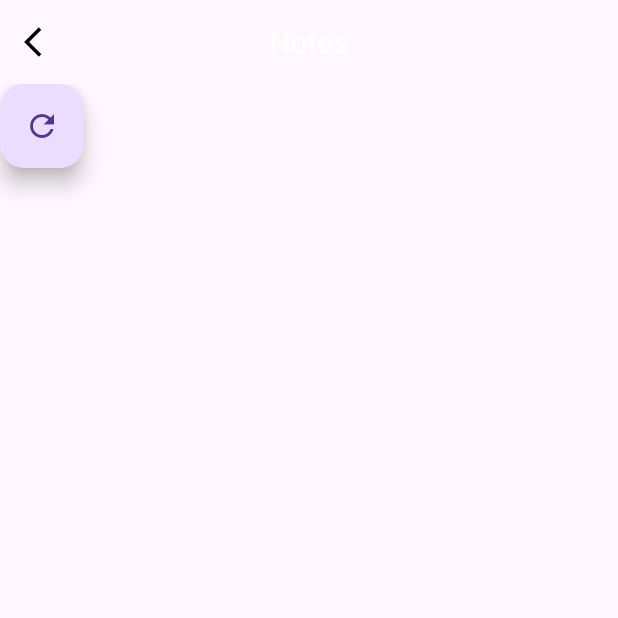
After one commit to AdityaShuk1a/NeverNote, a Flutter app: the Notes screen opened directly, after a tap on the "refresh" icon, on a phone screen of 412 x 824 dp, the top half of it. The commit adds this screen. Run offline on Flutter 3.47's test engine with Material 3 defaults, Android fonts, the light colour scheme and no system bars; our stand-ins replace font_awesome_flutter; network calls fail.

Commit message:
merged w  main

```diff
--- /dev/null
+++ b/frontend/lib/pages/notes.dart
@@ -0,0 +1,40 @@
+import 'package:flutter/material.dart';
+import 'package:nevernote/pages/home_page.dart';
+import 'package:nevernote/services/notes_data_service.dart';
+
+class Notes extends StatefulWidget {
+  const Notes({super.key});
+
+  @override
+  State<Notes> createState() => _NotesState();
+}
+
+class _NotesState extends State<Notes> {
+  @override
+  Widget build(BuildContext context) {
+    return Scaffold(
+
+      appBar: AppBar(
+        leading: IconButton(
+          onPressed: (){
+            Navigator.pop(context,
+            MaterialPageRoute(builder: (context)=> Home()));
+          },
+          icon:const Icon(Icons.arrow_back_ios),
+          color: Colors.black,
+          ),
+        title:const Text("Notes",
+        style: TextStyle(
+          fontSize: 20.0,
+
+        ),
+        ),
+      ),
+      body: FloatingActionButton(onPressed: (){
+        return NotesDataService().fetchNotes();
+      },
+      child: Icon(Icons.refresh),
+      ),
+    );
+  }
+}
--- /dev/null
+++ b/frontend/lib/services/notes_data_service.dart
@@ -0,0 +1,23 @@
+import 'dart:convert';
+import 'package:http/http.dart' as http;
+
+class NotesDataService {
+
+  fetchNotes() async {
+    try{
+      String BaseUrl = "http://127.0.0.1:8000/";
+      final response = await http.get(Uri.parse(BaseUrl+""));
+      if(response.statusCode == 200){
+        String data = response.body;
+        String decodeData = jsonDecode(data);
+        print(decodeData);
+      }
+    }
+    catch (e){
+      throw Exception(e.toString());
+    }
+
+
+  }
+
+}
--- a/frontend/lib/services/profile_data_service.dart
+++ b/frontend/lib/services/profile_data_service.dart
@@ -9,7 +9,7 @@ class ProfileDataService {
     try{
 
       String baseUrl = 'http://127.0.0.1:8000/';
-      final response = await http.get(Uri.parse(baseUrl+'yaha/7b4d0834-e109-49b4-93fa-8474e47685cf'));
+      final response = await http.get(Uri.parse(baseUrl+'yaha/959cdb31-469a-4589-b658-9aa4b7c4806b'));
 
       print(response);
       if (response.statusCode == 200) {
```
Also changed, not shown: frontend/lib/components/drawer.dart (+14 -2 lines), frontend/lib/models/notes_data.dart (added, +20 -0 lines), frontend/lib/pages/profile_page.dart (+6 -3 lines), 1 other file.
